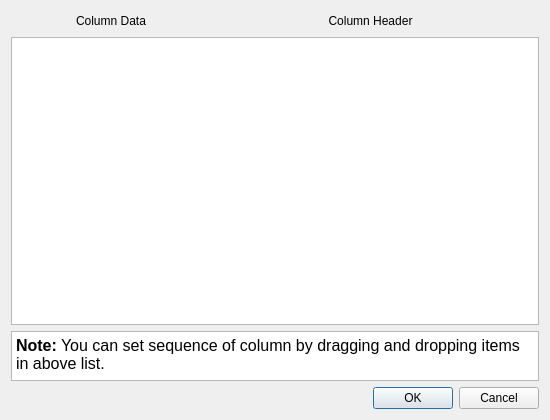
amrit3701/FreeCAD-Reinforcement, file BillOfMaterial/MainBillOfMaterial.ui: the form before one commit.
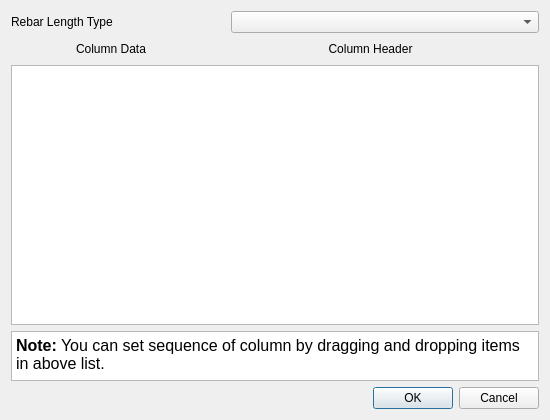
The form after the commit. Custom widgets are drawn as their Qt base class.

Commit message:
Implement using real rebar length in rebar BOM
User can switch between using real rebar length and length with sharp
edges by modifying configuration variable REBAR_LENGTH_TYPE which takes
values "RealLength" and "LengthWithSharpEdges"
User can also select this through UI while creating Rebars Bill of
Material

What changed in the file:
```diff
--- a/BillOfMaterial/MainBillOfMaterial.ui
+++ b/BillOfMaterial/MainBillOfMaterial.ui
@@ -14,6 +14,35 @@
    <string>Dialog</string>
   </property>
   <layout class="QVBoxLayout" name="verticalLayout">
+   <item>
+    <layout class="QHBoxLayout" name="horizontalLayout_2">
+     <property name="spacing">
+      <number>60</number>
+     </property>
+     <item>
+      <widget class="QLabel" name="rebarLengthTypeLabel">
+       <property name="sizePolicy">
+        <sizepolicy hsizetype="Fixed" vsizetype="Preferred">
+         <horstretch>0</horstretch>
+         <verstretch>0</verstretch>
+        </sizepolicy>
+       </property>
+       <property name="minimumSize">
+        <size>
+         <width>160</width>
+         <height>0</height>
+        </size>
+       </property>
+       <property name="text">
+        <string>Rebar Length Type</string>
+       </property>
+      </widget>
+     </item>
+     <item>
+      <widget class="Gui::PrefComboBox" name="rebarLengthType"/>
+     </item>
+    </layout>
+   </item>
    <item>
     <layout class="QHBoxLayout" name="horizontalLayout">
      <item>
@@ -114,6 +143,13 @@
    </item>
   </layout>
  </widget>
+ <customwidgets>
+  <customwidget>
+   <class>Gui::PrefComboBox</class>
+   <extends>QComboBox</extends>
+   <header>Gui/PrefWidgets.h</header>
+  </customwidget>
+ </customwidgets>
  <resources/>
  <connections/>
 </ui>
```
The commit also changes 3 other files.
